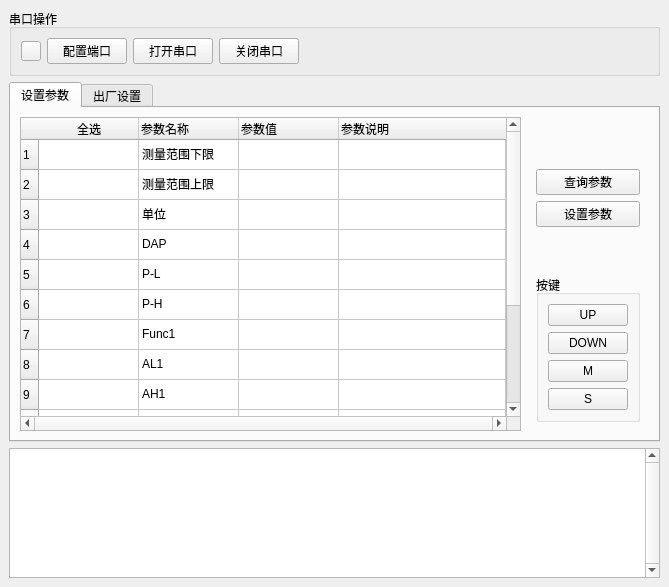
This is UI/MainUi.ui in lulei2147/CalibrationTool as Qt 5 draws it before an edit. The edited form follows.
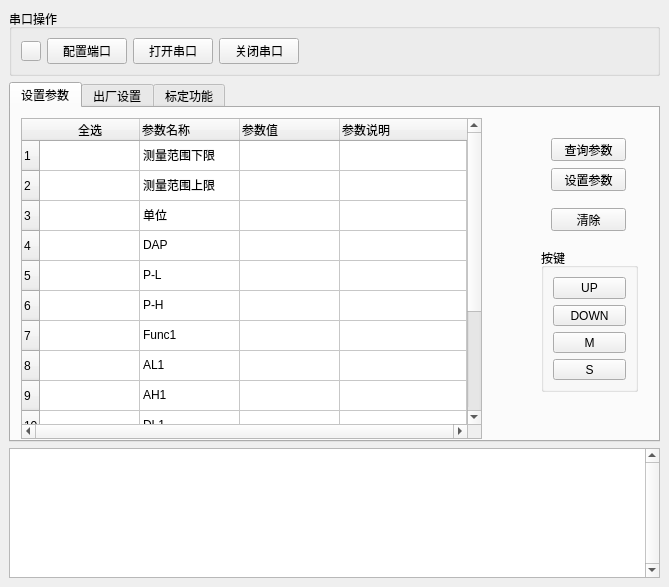
This is the edited form.

Commit message: 1.增加“清除”按钮（功能已经实现）。 2.增加“工厂调零”、“标定测量范围下限”、“标定测量范围上限”按钮 （功能都未实现）。

The edit to the form file:
```diff
--- a/UI/MainUi.ui
+++ b/UI/MainUi.ui
@@ -96,11 +96,15 @@
            <attribute name="title">
             <string>设置参数</string>
            </attribute>
-           <layout class="QGridLayout" name="gridLayout_5">
-            <item row="0" column="0">
-             <layout class="QHBoxLayout" name="horizontalLayout">
-              <item>
                <widget class="QTableWidget" name="tableWidget">
+            <property name="geometry">
+             <rect>
+              <x>10</x>
+              <y>10</y>
+              <width>461</width>
+              <height>321</height>
+             </rect>
+            </property>
                 <property name="verticalScrollBarPolicy">
                  <enum>Qt::ScrollBarAlwaysOn</enum>
                 </property>
@@ -638,30 +642,24 @@
                  </property>
                 </item>
                </widget>
-              </item>
-              <item>
                <widget class="QWidget" name="widget" native="true">
-                <layout class="QGridLayout" name="gridLayout_4">
-                 <item row="1" column="0">
-                  <layout class="QVBoxLayout" name="verticalLayout_4">
-                   <item>
-                    <widget class="QPushButton" name="btn_queryParam">
-                     <property name="text">
-                      <string>查询参数</string>
-                     </property>
-                    </widget>
-                   </item>
-                   <item>
-                    <widget class="QPushButton" name="btn_setParam">
-                     <property name="text">
-                      <string>设置参数</string>
-                     </property>
-                    </widget>
-                   </item>
-                  </layout>
-                 </item>
-                 <item row="3" column="0">
+            <property name="geometry">
+             <rect>
+              <x>480</x>
+              <y>20</y>
+              <width>151</width>
+              <height>281</height>
+             </rect>
+            </property>
                   <widget class="QGroupBox" name="groupBox_2">
+             <property name="geometry">
+              <rect>
+               <x>50</x>
+               <y>120</y>
+               <width>97</width>
+               <height>144</height>
+              </rect>
+             </property>
                    <property name="title">
                     <string>按键</string>
                    </property>
@@ -700,39 +698,46 @@
                     </item>
                    </layout>
                   </widget>
-                 </item>
-                 <item row="0" column="0">
-                  <spacer name="verticalSpacer">
-                   <property name="orientation">
-                    <enum>Qt::Vertical</enum>
-                   </property>
-                   <property name="sizeHint" stdset="0">
-                    <size>
-                     <width>20</width>
-                     <height>40</height>
-                    </size>
-                   </property>
-                  </spacer>
-                 </item>
-                 <item row="2" column="0">
-                  <spacer name="verticalSpacer_2">
-                   <property name="orientation">
-                    <enum>Qt::Vertical</enum>
-                   </property>
-                   <property name="sizeHint" stdset="0">
-                    <size>
-                     <width>20</width>
-                     <height>40</height>
-                    </size>
-                   </property>
-                  </spacer>
-                 </item>
-                </layout>
-               </widget>
-              </item>
-             </layout>
-            </item>
-           </layout>
+            <widget class="QPushButton" name="btn_queryParam">
+             <property name="geometry">
+              <rect>
+               <x>60</x>
+               <y>10</y>
+               <width>75</width>
+               <height>23</height>
+              </rect>
+             </property>
+             <property name="text">
+              <string>查询参数</string>
+             </property>
+            </widget>
+            <widget class="QPushButton" name="btn_setParam">
+             <property name="geometry">
+              <rect>
+               <x>60</x>
+               <y>40</y>
+               <width>75</width>
+               <height>23</height>
+              </rect>
+             </property>
+             <property name="text">
+              <string>设置参数</string>
+             </property>
+            </widget>
+            <widget class="QPushButton" name="btn_clear">
+             <property name="geometry">
+              <rect>
+               <x>60</x>
+               <y>80</y>
+               <width>75</width>
+               <height>23</height>
+              </rect>
+             </property>
+             <property name="text">
+              <string>清除</string>
+             </property>
+            </widget>
+           </widget>
           </widget>
           <widget class="QWidget" name="tab_2">
            <attribute name="title">
@@ -752,6 +757,50 @@
             </property>
            </widget>
           </widget>
+          <widget class="QWidget" name="tab_3">
+           <attribute name="title">
+            <string>标定功能</string>
+           </attribute>
+           <widget class="QPushButton" name="btn_set0">
+            <property name="geometry">
+             <rect>
+              <x>50</x>
+              <y>20</y>
+              <width>141</width>
+              <height>31</height>
+             </rect>
+            </property>
+            <property name="text">
+             <string>工厂调零</string>
+            </property>
+           </widget>
+           <widget class="QPushButton" name="btn_caliUpLimit">
+            <property name="geometry">
+             <rect>
+              <x>50</x>
+              <y>70</y>
+              <width>141</width>
+              <height>31</height>
+             </rect>
+            </property>
+            <property name="text">
+             <string>标定测量范围下限</string>
+            </property>
+           </widget>
+           <widget class="QPushButton" name="btn_caliDownLimit">
+            <property name="geometry">
+             <rect>
+              <x>50</x>
+              <y>130</y>
+              <width>141</width>
+              <height>31</height>
+             </rect>
+            </property>
+            <property name="text">
+             <string>标定测量范围上限</string>
+            </property>
+           </widget>
+          </widget>
          </widget>
         </item>
        </layout>
```
Left out of the diff: 87 changed lines with no effect on the pictures. Lines whose indentation alone changed are shown as unchanged. The commit also changes 2 other files.
